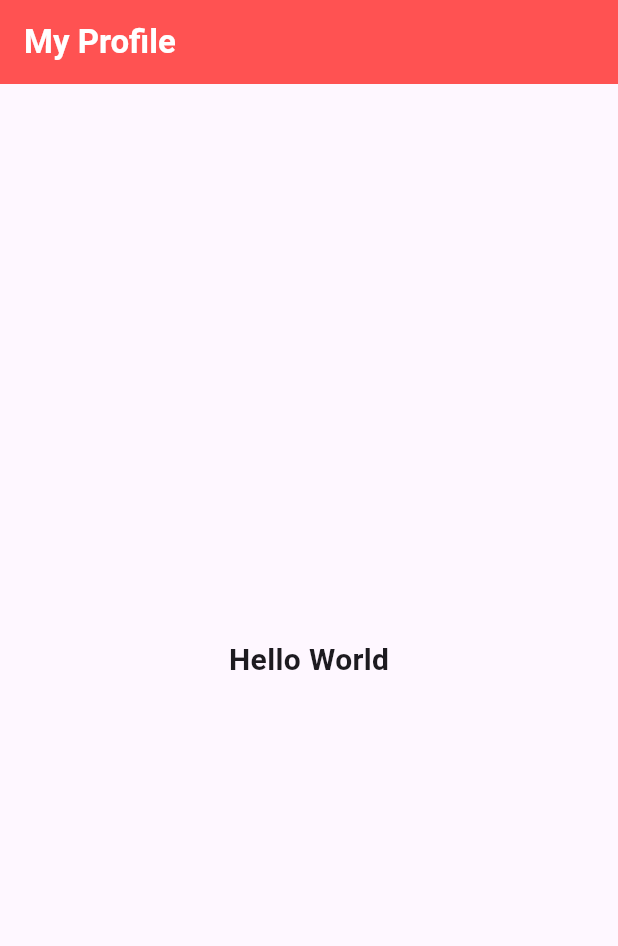
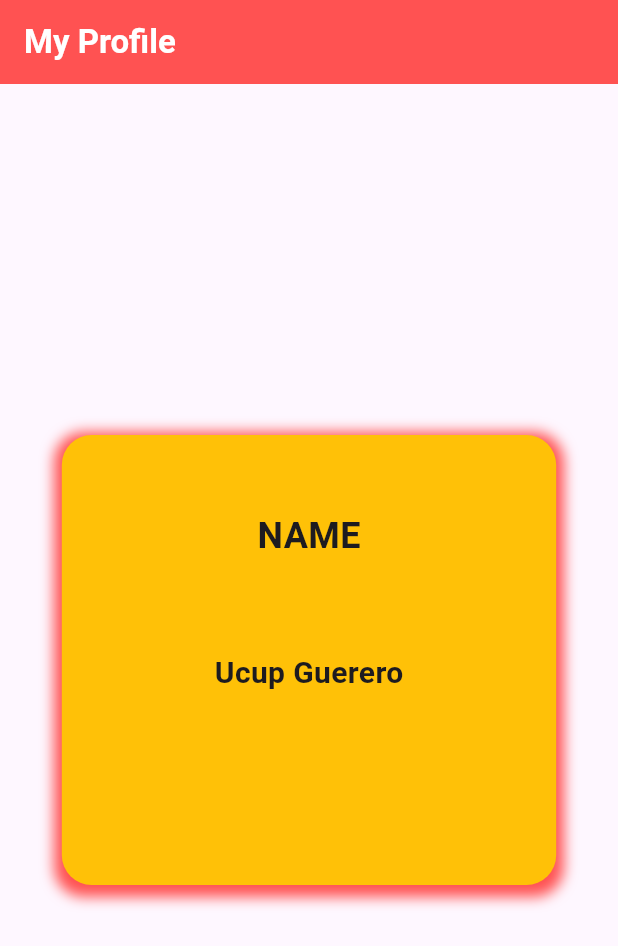
Before and after one commit to AqilAlt/flutter_profile_card, a Flutter app: the screen it shows after launch, on a phone screen of 412 x 824 dp. Shown: the top 946 px of the screen. Run offline on Flutter 3.47's test engine with Material 3 defaults, Android fonts, the phone set to English and light mode, and no system bars.

Commit message:
Belajar Container, Pedding, Sizebox

```diff
--- a/lib/profile.dart
+++ b/lib/profile.dart
@@ -17,22 +17,45 @@ class ProfileCard extends StatelessWidget {
         child: Column(
           mainAxisAlignment: MainAxisAlignment.center,
           children: [
-            Text(
-              'Hello World',
+            Container(
+              width: MediaQuery.of(context).size.width * 0.8,
+              height: 300,
+              decoration: BoxDecoration(
+                borderRadius: BorderRadius.circular(20),
+                color: Colors.amber,
+                boxShadow: [
+                  BoxShadow(
+                    color: Colors.redAccent,
+                    spreadRadius: 5.0,
+                    blurRadius: 7.0,
+                    offset: Offset(0, 3),
+                  ),
+                ],
+              ),
+              child: Column(
+                children: [
+                  Padding(
+                    padding: const EdgeInsets.symmetric(horizontal: 20, vertical: 50),
+                    /**
+                     * only : hanya memberi satu posisi
+                     * symmertic : memberi jarak sumbu x/y
+                     * all : memberi semua jarak
+                     */
+                    child: Text(
+                      'NAME',
                       style: TextStyle(
-              fontSize: 20,
+                        fontSize: 24,
                         fontWeight: FontWeight.bold,
                       ),
                     ),
-            Row(
-              children: <Widget>[
-                Column(
-                  children: <Widget>[],
                   ),
-                Column(
-                  children: <Widget>[],
+                  SizedBox(height: 10),
+                  Text(
+                    'Ucup Guerero',
+                    style: TextStyle(fontSize: 20, fontWeight: FontWeight.bold),
                   ),
                 ],
+              ),
             ),
           ],
         ),
```
Lines whose indentation alone changed are shown as unchanged.
